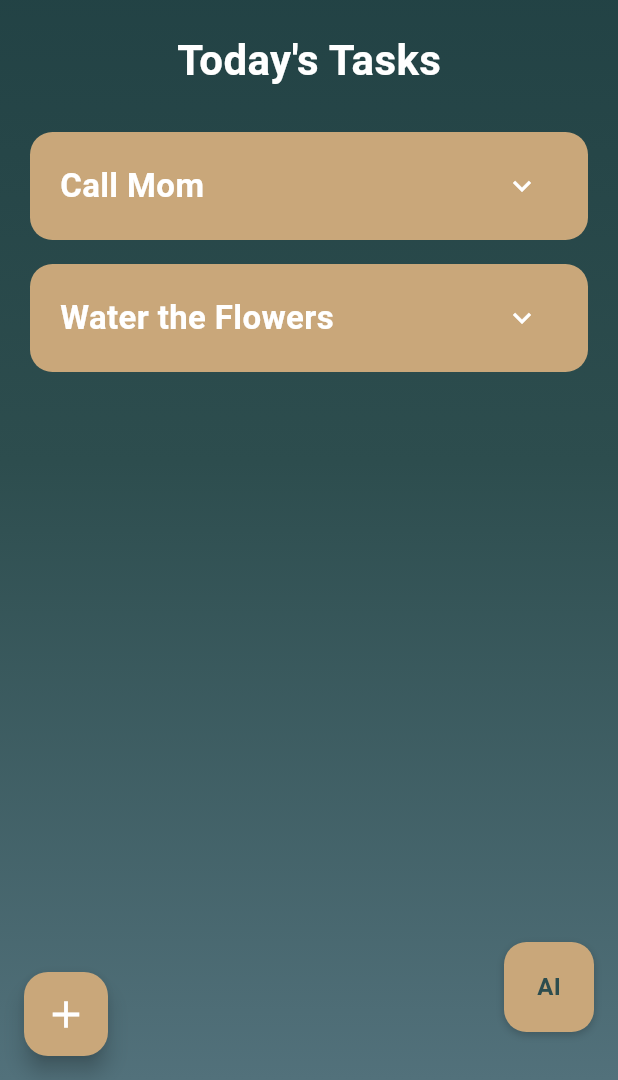
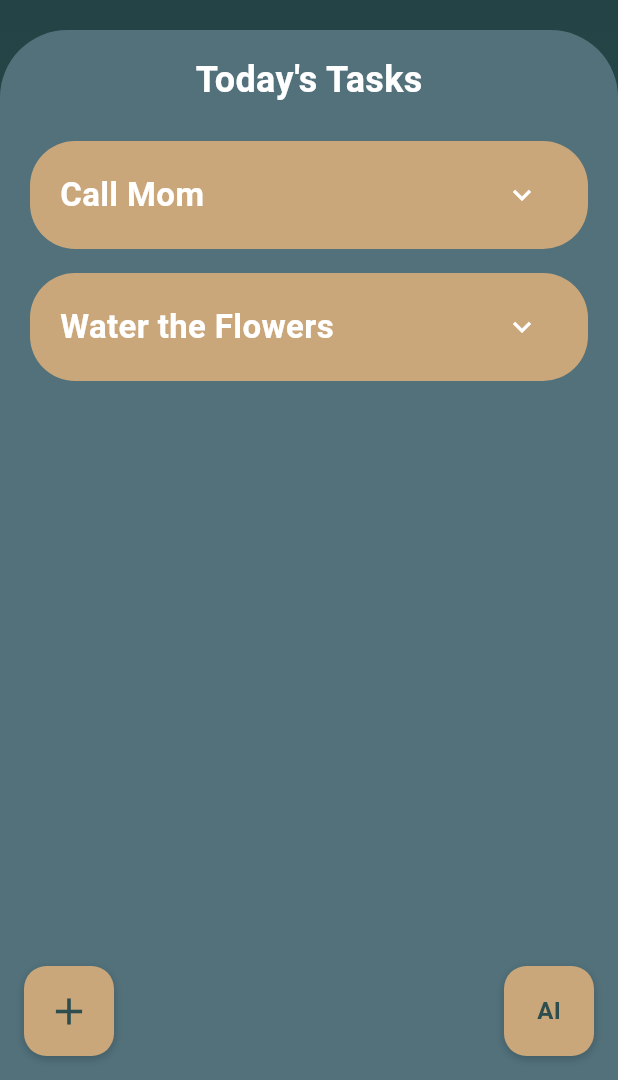
Before and after one commit to mariantaflou/Human-Computer-Interaction-Project-Journito, a Flutter app: the TasksScreen screen opened by its route, on a phone screen of 412 x 824 dp, the part 156-1236 px from its top. Run offline on Flutter 3.47's test engine with Material 3 defaults, Android fonts, the phone set to English and light mode, and no system bars; our stand-ins replace image_picker, table_calendar; Roboto replaces fonts that are missing (Cursive).

Commit message:
new changes

```diff
--- a/lib/screens/tasks_screen.dart
+++ b/lib/screens/tasks_screen.dart
@@ -50,17 +50,69 @@ class _TasksScreenState extends State<TasksScreen> {
         child: Column(
           children: [
             const SizedBox(height: 40),
-            _buildHeader(context),
+            // Title and Profile Icon
+            Row(
+              mainAxisAlignment: MainAxisAlignment.spaceBetween,
+              children: [
+                Container(width: 56), // Balances layout
+                GestureDetector(
+                  onTap: () {
+                    Navigator.pushNamedAndRemoveUntil(
+                      context,
+                      '/home', // Navigate to HomeScreen
+                          (Route<dynamic> route) => false, // Clear all routes
+                    );
+                  },
+                  child: const Text(
+                    'Journito',
+                    style: TextStyle(
+                      fontFamily: 'Cursive',
+                      fontSize: 45,
+                      fontWeight: FontWeight.bold,
+                      color: Color(0xFFC09B80),
+                    ),
+                  ),
+                ),
+                Padding(
+                  padding: const EdgeInsets.only(right: 16),
+                  child: CircleAvatar(
+                    radius: 20,
+                    backgroundColor: Colors.white,
+                    child: IconButton(
+                      icon: const Icon(Icons.person, color: Colors.grey),
+                      onPressed: () {
+                        // Navigate to Profile screen if needed
+                      },
+                    ),
+                  ),
+                ),
+              ],
+            ),
             const SizedBox(height: 20),
-            const Text(
+            Expanded(
+              child: Container(
+                decoration: const BoxDecoration(
+                  color: Color(0xff52717B),
+                  borderRadius: BorderRadius.only(
+                    topLeft: Radius.circular(45),
+                    topRight: Radius.circular(45),
+                    bottomLeft: Radius.zero, // Set bottom-left to 0
+                    bottomRight: Radius.zero, // Set bottom-right to 0
+                  ),
+                ),
+                child: Column(
+                  children: [
+                    const Padding(
+                      padding: EdgeInsets.symmetric(vertical: 16),
+                      child: Text(
                         "Today's Tasks",
                         style: TextStyle(
-                fontSize: 28,
+                          fontSize: 24,
                           fontWeight: FontWeight.bold,
                           color: Colors.white,
                         ),
                       ),
-            const SizedBox(height: 20),
+                    ),
                     Expanded(
                       child: ListView.builder(
                         itemCount: tasks.length,
@@ -76,20 +128,52 @@ class _TasksScreenState extends State<TasksScreen> {
                         },
                       ),
                     ),
-            // AI Button
+                    Padding(
+                      padding: const EdgeInsets.only(bottom: 0, left: 16.0, right: 0),
+                      child: Row(
+                        mainAxisAlignment: MainAxisAlignment.spaceBetween,
+                        children: [
+                          GestureDetector(
+                            onTap: _addNewTask,
+                            child: Container(
+                              width: 60,
+                              height: 60,
+                              decoration: BoxDecoration(
+                                color: const Color(0xffc9a77a),
+                                borderRadius: BorderRadius.circular(15),
+                                boxShadow: [
+                                  BoxShadow(
+                                    color: Colors.black.withOpacity(0.2),
+                                    blurRadius: 4,
+                                    offset: const Offset(0, 2),
+                                  ),
+                                ],
+                              ),
+                              child: const Center(
+                                child: Icon(
+                                  Icons.add,
+                                  size: 30,
+                                  color: Color(0xff2d4d4e),
+                                ),
+                              ),
+                            ),
+                          ),
                           buildAIButton(context),
-            const SizedBox(height: 16), // Add some padding at the bottom
                         ],
                       ),
                     ),
-      floatingActionButton: FloatingActionButton(
-        onPressed: _addNewTask,
-        backgroundColor: const Color(0xffc9a77a),
-        child: const Icon(Icons.add, color: Colors.white, size: 30),
+
+                  ],
                 ),
-      floatingActionButtonLocation: FloatingActionButtonLocation.startFloat,
+              ),
+            ),
+          ],
+        ),
+      ),
     );
   }
+}
+
 
   Widget _buildHeader(BuildContext context) {
     return Row(
@@ -128,7 +212,7 @@ class _TasksScreenState extends State<TasksScreen> {
       ],
     );
   }
-}
+
 
 // Task Object
 class Task {
@@ -199,7 +283,7 @@ class _TaskWidgetState extends State<TaskWidget> {
       padding: const EdgeInsets.symmetric(vertical: 12, horizontal: 20),
       decoration: BoxDecoration(
         color: const Color(0xffc9a77a),
-        borderRadius: BorderRadius.circular(15),
+        borderRadius: BorderRadius.circular(30),
       ),
       child: Column(
         children: [
```
Also changed, not shown: lib/screens/experiences_screen.dart (+53 -16 lines). Lines whose indentation alone changed are shown as unchanged.
